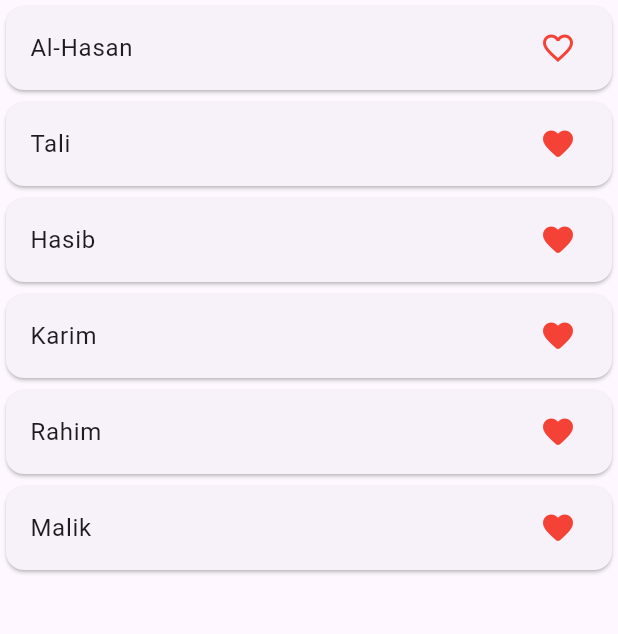
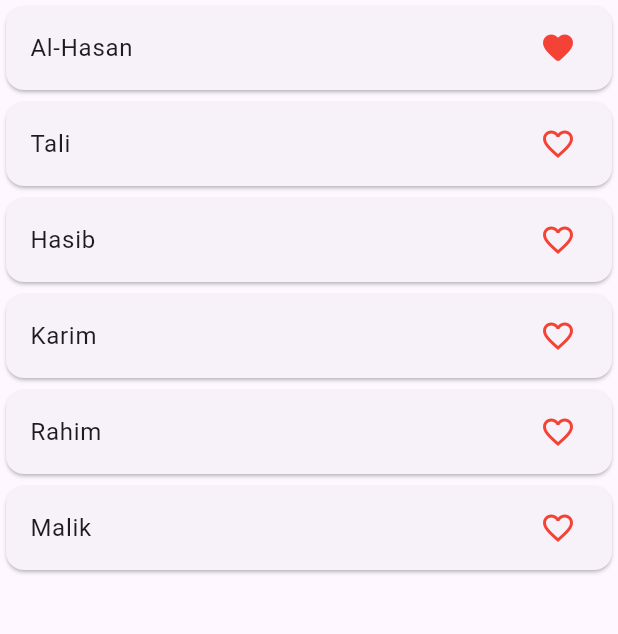
Before and after one commit to alhasann351/getx_favourite_app, a Flutter app: the screen it shows after launch, after a tap on "Al-Hasan", on a phone screen of 412 x 824 dp, the part 84-718 px from its top. Run offline on Flutter 3.47's test engine with Material 3 defaults, Android fonts, the phone set to English and light mode, and no system bars; our stand-ins replace get.

Commit message:
favourite-icon-with-getx-added

```diff
--- /dev/null
+++ b/lib/favourite_controller.dart
@@ -0,0 +1,15 @@
+import 'package:get/get.dart';
+import 'package:get/get_rx/get_rx.dart';
+
+class FavouriteController extends GetxController{
+  RxList<String> name = ['Al-Hasan', 'Tali', 'Hasib', 'Karim', 'Rahim', 'Malik'].obs;
+  RxList tempName = [].obs;
+
+  setFavourite(index){
+    if(tempName.contains(name[index].toString())){
+      tempName.remove(name[index].toString());
+    }else{
+      tempName.add(name[index].toString());
+    }
+  }
+}
--- a/lib/my_home_page.dart
+++ b/lib/my_home_page.dart
@@ -1,4 +1,6 @@
 import 'package:flutter/material.dart';
+import 'package:get/get.dart';
+import 'package:getx_favourite_app/favourite_controller.dart';
 
 class MyHomePage extends StatefulWidget {
   const MyHomePage({super.key});
@@ -8,11 +10,11 @@ class MyHomePage extends StatefulWidget {
 }
 
 class _MyHomePageState extends State<MyHomePage> {
-  List<String> name = ['Al-Hasan', 'Tali', 'Hasib', 'Karim', 'Rahim', 'Malik'];
-  List<String> tempName = [];
+  FavouriteController favouriteController = Get.put(FavouriteController());
 
   @override
   Widget build(BuildContext context) {
+    print('rebuild');
     return Scaffold(
       appBar: AppBar(
         centerTitle: true,
@@ -27,22 +29,24 @@ class _MyHomePageState extends State<MyHomePage> {
         ),
       ),
       body: ListView.builder(
-        itemCount: name.length,
+        itemCount: favouriteController.name.length,
         itemBuilder: (context, index) {
           return Card(
             child: ListTile(
-              onTap: (){
-                if(tempName.contains(name[index].toString())){
-                  tempName.remove(name[index].toString());
-                }else{
-                  tempName.add(name[index].toString());
-                }
-                setState(() {
-
-                });
+              onTap: () {
+                favouriteController.setFavourite(index);
+                print('icon rebuild');
               },
-              title: Text(name[index].toString()),
-              trailing: Icon(tempName.contains(name[index].toString()) ? Icons.favorite_border : Icons.favorite_rounded, color: Colors.red,),
+              title: Text(favouriteController.name[index].toString()),
+              trailing: Obx(
+                () => Icon(
+                  favouriteController.tempName
+                          .contains(favouriteController.name[index].toString())
+                      ? Icons.favorite_rounded
+                      : Icons.favorite_border,
+                  color: Colors.red,
+                ),
+              ),
             ),
           );
         },
```
